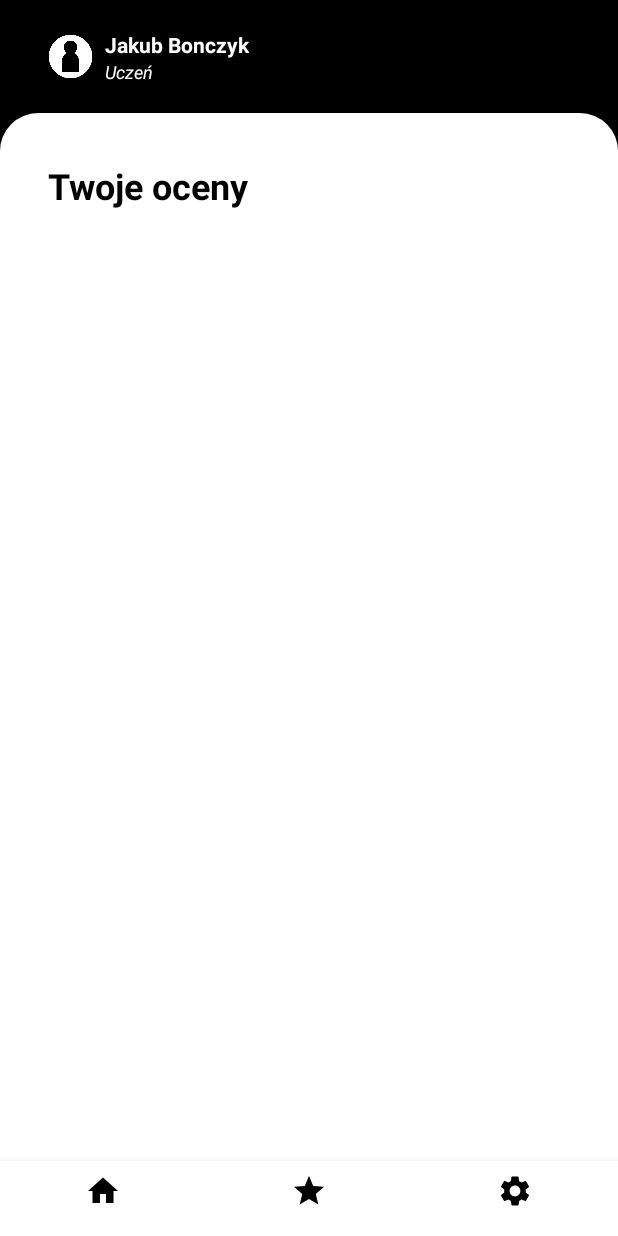
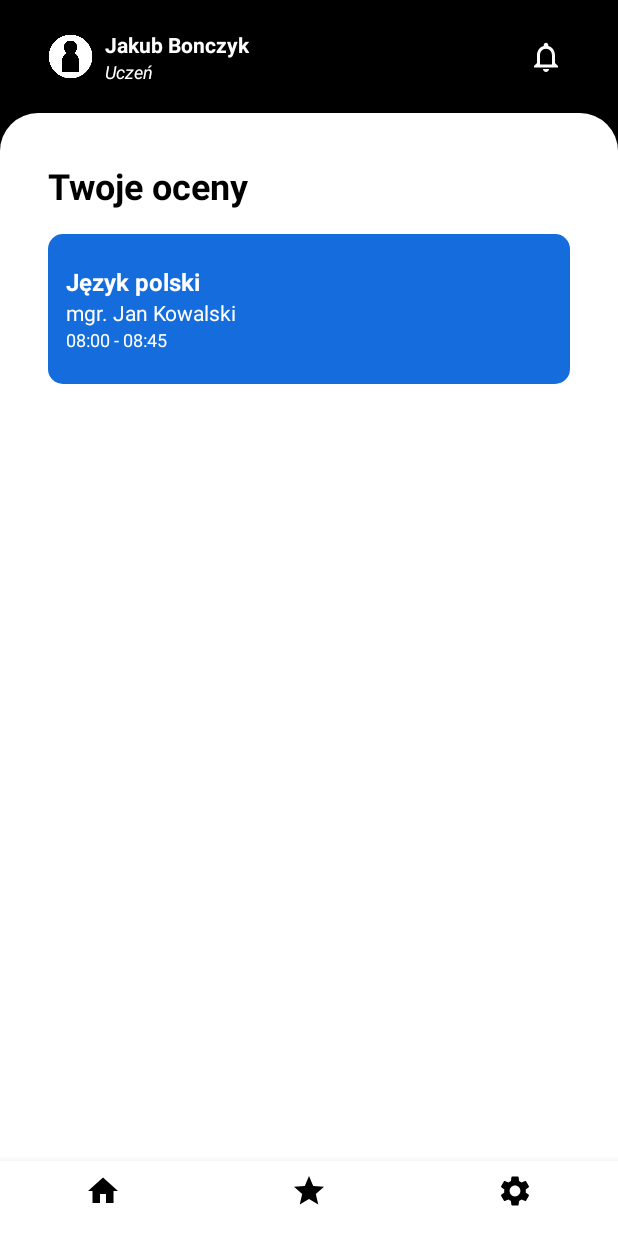
Before and after one commit to jakubbonczyk/MemoriesppAndroid, an Android app: the MainActivity screen opened directly, with no data from a screen before it, item 2 of the bottom bar chosen, on a phone screen of 412 x 824 dp. Run offline under Robolectric (Android 15) with nearby library versions, the light colour scheme and no system bars.

Commit message:
Changes:  - Added space for grades

```diff
--- /dev/null
+++ b/app/src/main/res/drawable/baseline_notifications_none_24.xml
@@ -0,0 +1,5 @@
+<vector xmlns:android="http://schemas.android.com/apk/res/android" android:height="24dp" android:tint="#FFFFFF" android:viewportHeight="24" android:viewportWidth="24" android:width="24dp">
+
+    <path android:fillColor="@android:color/white" android:pathData="M12,22c1.1,0 2,-0.9 2,-2h-4c0,1.1 0.9,2 2,2zM18,16v-5c0,-3.07 -1.63,-5.64 -4.5,-6.32L13.5,4c0,-0.83 -0.67,-1.5 -1.5,-1.5s-1.5,0.67 -1.5,1.5v0.68C7.64,5.36 6,7.92 6,11v5l-2,2v1h16v-1l-2,-2zM16,17L8,17v-6c0,-2.48 1.51,-4.5 4,-4.5s4,2.02 4,4.5v6z"/>
+
+</vector>
--- a/app/src/main/res/layout/activity_main.xml
+++ b/app/src/main/res/layout/activity_main.xml
@@ -24,6 +24,7 @@
             app:srcCompat="@drawable/user" />
 
         <LinearLayout
+            android:id="@+id/linearLayout"
             android:layout_width="wrap_content"
             android:layout_height="wrap_content"
             android:layout_marginStart="8dp"
@@ -37,18 +38,30 @@
                 android:layout_width="wrap_content"
                 android:layout_height="wrap_content"
                 android:text="Jakub Bonczyk"
-                android:textStyle="bold"
-                android:textColor="@color/white" />
+                android:textColor="@color/white"
+                android:textStyle="bold" />
 
             <TextView
                 android:id="@+id/textView8"
                 android:layout_width="wrap_content"
                 android:layout_height="wrap_content"
                 android:text="Uczeń"
+                android:textColor="@color/white"
                 android:textSize="12sp"
-                android:textStyle="normal|italic"
-                android:textColor="@color/white" />
+                android:textStyle="normal|italic" />
         </LinearLayout>
+
+        <ImageButton
+            android:id="@+id/imageView6"
+            android:layout_width="32dp"
+            android:layout_height="32dp"
+            android:layout_marginEnd="32dp"
+            android:background="@null"
+            app:layout_constraintBottom_toBottomOf="parent"
+            app:layout_constraintEnd_toEndOf="parent"
+            app:layout_constraintTop_toTopOf="parent"
+            app:srcCompat="@drawable/baseline_notifications_none_24" />
+
 
     </androidx.constraintlayout.widget.ConstraintLayout>
 
--- a/app/src/main/res/layout/fragment_grades.xml
+++ b/app/src/main/res/layout/fragment_grades.xml
@@ -28,7 +28,69 @@
             app:layout_constraintTop_toTopOf="parent"
             tools:ignore="MissingConstraints" />
 
+        <ScrollView
+            android:layout_width="match_parent"
+            android:layout_height="0dp"
+            android:layout_marginTop="16dp"
+            app:layout_constraintBottom_toBottomOf="parent"
+            app:layout_constraintEnd_toEndOf="parent"
+            app:layout_constraintStart_toStartOf="parent"
+            app:layout_constraintTop_toBottomOf="@+id/textView9">
 
+            <LinearLayout
+                android:layout_width="match_parent"
+                android:layout_height="wrap_content"
+                android:orientation="vertical">
+
+                <FrameLayout
+                    android:layout_width="match_parent"
+                    android:layout_height="100dp"
+                    android:layout_marginBottom="15dp">
+
+                    <ImageButton
+                        android:id="@+id/lesson"
+                        android:layout_width="match_parent"
+                        android:layout_height="100dp"
+                        android:background="@drawable/background_lesson" />
+
+                    <LinearLayout
+                        android:layout_width="wrap_content"
+                        android:layout_height="wrap_content"
+                        android:layout_gravity="center|start"
+                        android:layout_marginLeft="12dp"
+                        android:orientation="vertical">
+
+                        <TextView
+                            android:id="@+id/className"
+                            android:layout_width="wrap_content"
+                            android:layout_height="wrap_content"
+                            android:text="Język polski"
+                            android:textColor="@color/white"
+                            android:textSize="16sp"
+                            android:textStyle="bold" />
+
+                        <TextView
+                            android:id="@+id/teacherName"
+                            android:layout_width="wrap_content"
+                            android:layout_height="wrap_content"
+                            android:text="mgr. Jan Kowalski"
+                            android:textColor="@color/white"
+                            android:textSize="14sp"
+                            android:textStyle="normal" />
+
+                        <TextView
+                            android:id="@+id/timeFromTo"
+                            android:layout_width="wrap_content"
+                            android:layout_height="wrap_content"
+                            android:text="08:00 - 08:45"
+                            android:textColor="@color/white"
+                            android:textSize="12sp"
+                            android:textStyle="normal" />
+                    </LinearLayout>
+                </FrameLayout>
+
+            </LinearLayout>
+        </ScrollView>
 
 
     </androidx.constraintlayout.widget.ConstraintLayout>
```
